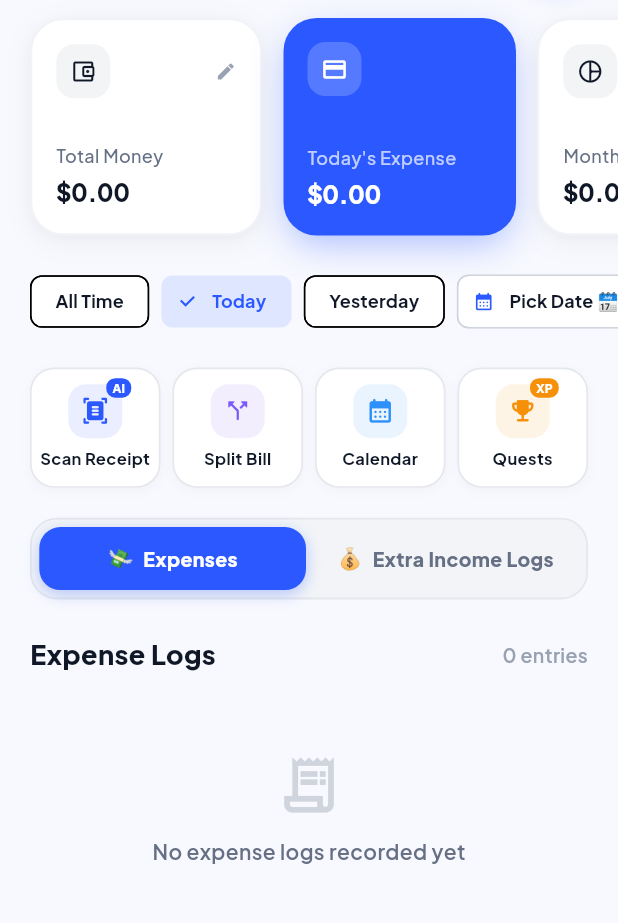
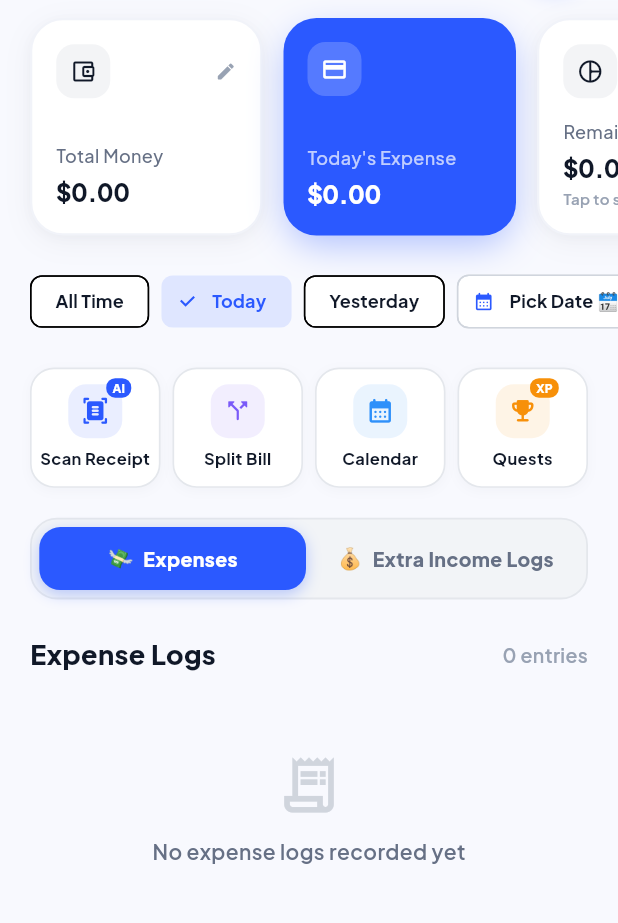
Before and after one commit to VaibhavJalota06/Expense-OS-Mobile, a Flutter app: the DashboardScreen screen opened directly, on a phone screen of 412 x 824 dp, the part 96-1019 px from its top. Run offline on Flutter 3.47's test engine with Material 3 defaults, Android fonts, the phone set to English and light mode, and no system bars; our stand-ins replace fl_chart, flutter_local_notifications, google_fonts, google_sign_in, image_picker, local_auth and 2 more; accounts and stored records are empty.

Commit message:
feat: Connect expenses to deduct directly from Remaining Monthly Budget while keeping Total Money as total bank funds

```diff
--- a/lib/screens/dashboard_screen.dart
+++ b/lib/screens/dashboard_screen.dart
@@ -199,6 +199,18 @@ class _DashboardScreenState extends State<DashboardScreen> {
     return _startingBalance + loggedIncome;
   }
 
+  double get _currentMonthExpenses {
+    final now = DateTime.now();
+    return _expenses
+        .where((e) => e.type == 'expense' && e.date.year == now.year && e.date.month == now.month)
+        .fold(0.0, (sum, e) => sum + e.amount);
+  }
+
+  double get _remainingMonthlyBudget {
+    if (_monthlyBudgetCap <= 0) return 0.0;
+    return _monthlyBudgetCap - _currentMonthExpenses;
+  }
+
   double get _totalExpenses {
     return _expenses.where((e) => e.type == 'expense').fold(0.0, (sum, e) => sum + e.amount);
   }
@@ -324,11 +336,11 @@ class _DashboardScreenState extends State<DashboardScreen> {
                           scrollDirection: Axis.horizontal,
                           clipBehavior: Clip.none,
                           children: [
-                            // Card 1: Total Money (Net Available Funds = Initial Balance + Income - Expenses)
+                            // Card 1: Total Money (Bank Funds = Initial Starting Balance + Incomes)
                             _buildStatCard(
                               index: 0,
                               title: 'Total Money',
-                              amount: currency.format(_netBalance),
+                              amount: currency.format(_totalIncome),
                               icon: Icons.account_balance_wallet_outlined,
                               isHighlighted: _activeStatIndex == 0,
                             ),
@@ -344,11 +356,12 @@ class _DashboardScreenState extends State<DashboardScreen> {
                             ),
                             const SizedBox(width: 14),
 
-                            // Card 3: Monthly Budget
+                            // Card 3: Remaining Monthly Budget (Budget Cap - Expenses Spent)
                             _buildStatCard(
                               index: 2,
-                              title: 'Monthly Budget',
-                              amount: currency.format(_monthlyBudgetCap),
+                              title: 'Remaining Budget',
+                              amount: currency.format(_remainingMonthlyBudget),
+                              subtitle: _monthlyBudgetCap > 0 ? 'Cap: ${currency.format(_monthlyBudgetCap)}' : 'Tap to set cap',
                               icon: Icons.pie_chart_outline_rounded,
                               isHighlighted: _activeStatIndex == 2,
                             ),
@@ -1065,6 +1078,7 @@ class _DashboardScreenState extends State<DashboardScreen> {
     required int index,
     required String title,
     required String amount,
+    String? subtitle,
     required IconData icon,
     required bool isHighlighted,
   }) {
@@ -1144,6 +1158,18 @@ class _DashboardScreenState extends State<DashboardScreen> {
                     letterSpacing: -0.3,
                   ),
                 ),
+                if (subtitle != null) ...[
+                  const SizedBox(height: 2),
+                  Text(
+                    subtitle,
+                    style: GoogleFonts.plusJakartaSans(
+                      fontSize: 10,
+                      fontWeight: FontWeight.w600,
+                      color: isHighlighted ? Colors.white.withValues(alpha: 0.8) : const Color(0xFF98A2B3),
+                    ),
+                    overflow: TextOverflow.ellipsis,
+                  ),
+                ],
               ],
             ),
           ],
```
